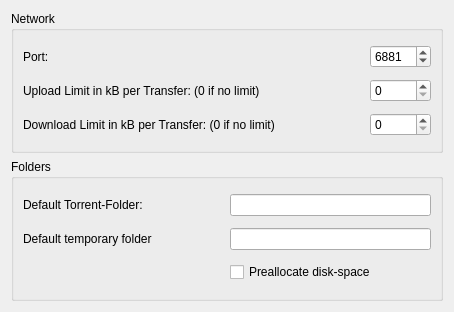
KDE/kget, file transfer-plugins/bittorrent/btsettingswidget.ui: the form before one commit.
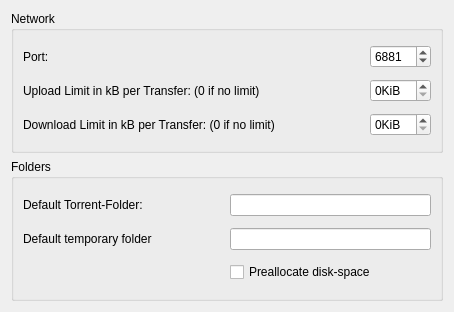
The form after the commit. Custom widgets are drawn as their Qt base class.

Commit message: Show "KiB"...

Patch:
```diff
--- a/transfer-plugins/bittorrent/btsettingswidget.ui
+++ b/transfer-plugins/bittorrent/btsettingswidget.ui
@@ -56,7 +56,11 @@
        </widget>
       </item>
       <item row="1" column="1" >
-       <widget class="QSpinBox" name="uploadBox" />
+       <widget class="QSpinBox" name="uploadBox" >
+        <property name="suffix" >
+         <string>KiB</string>
+        </property>
+       </widget>
       </item>
       <item row="2" column="0" >
        <widget class="QLabel" name="downloadLabel" >
@@ -66,7 +70,11 @@
        </widget>
       </item>
       <item row="2" column="1" >
-       <widget class="QSpinBox" name="downloadBox" />
+       <widget class="QSpinBox" name="downloadBox" >
+        <property name="suffix" >
+         <string>KiB</string>
+        </property>
+       </widget>
       </item>
      </layout>
     </widget>
```
